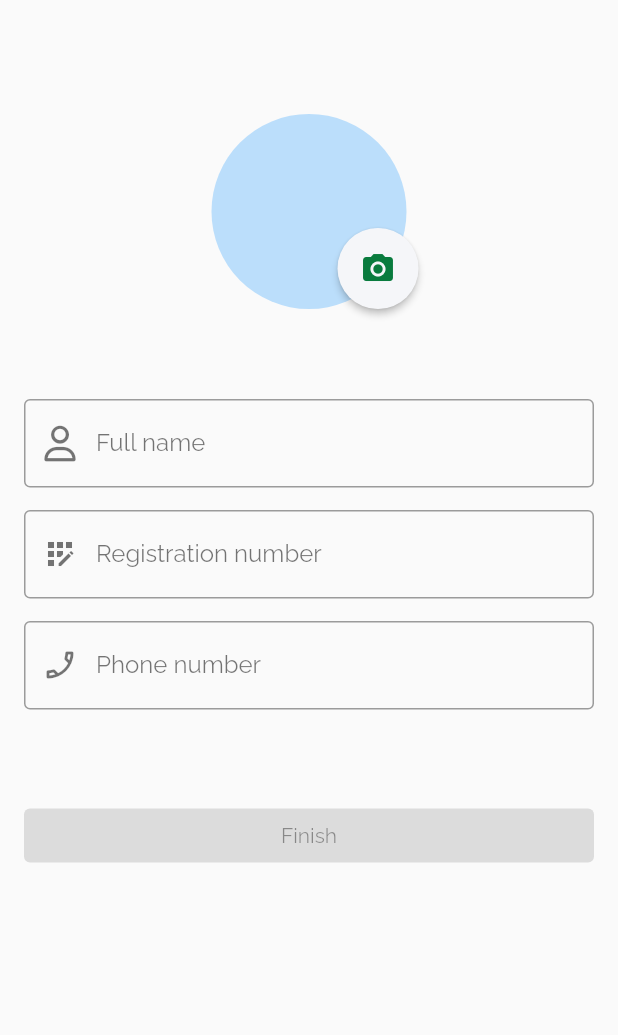
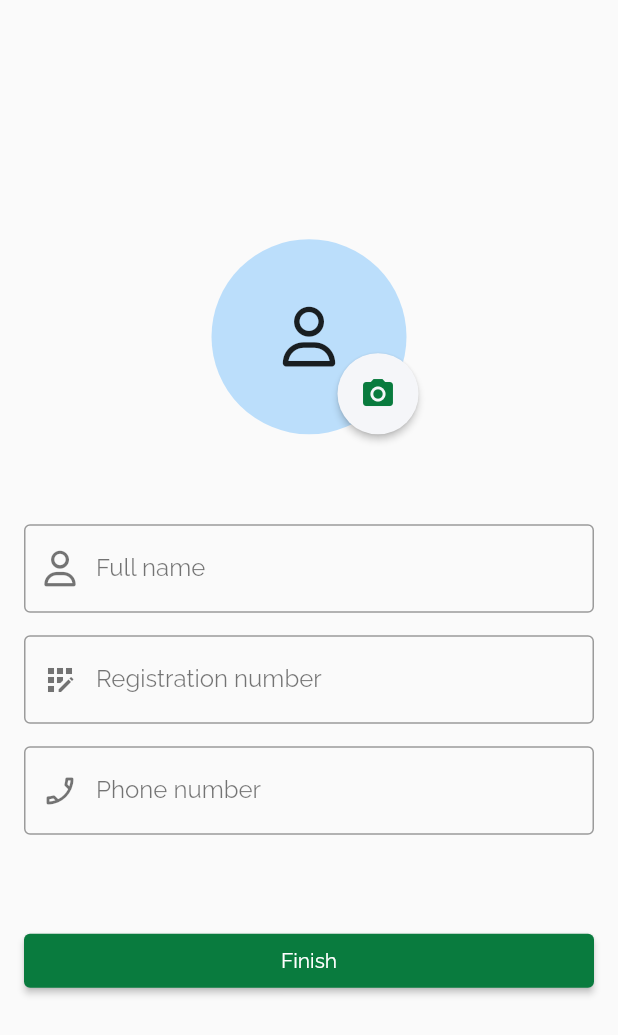
Before and after one commit to programmer-b/TUM, a Flutter app: the screen it shows after launch, on a phone screen of 412 x 824 dp. Shown: the top 1035 px of the screen. Run offline on Flutter 3.47's test engine with Material 2 defaults, Android fonts, the phone set to English and light mode, and no system bars; our stand-ins replace firebase_auth, firebase_core, firebase_database, fluttertoast, font_awesome_flutter, google_fonts and 2 more; missing offline and left inert: art_sweetalert; accounts and stored records are empty.

Commit message:
setup validator

```diff
--- a/lib/Constants/dimens.dart
+++ b/lib/Constants/dimens.dart
@@ -1,6 +1,7 @@
 part of 'package:tum/Constants/constants.dart';
 
 class Dimens {
+  static double profileIconSize = 40;
   static Widget titleBodyGap({double scale = 1.0}) {
     return SizedBox(
       height: 20 * scale,
--- a/lib/Firebase/firebase_helper.dart
+++ b/lib/Firebase/firebase_helper.dart
@@ -1 +1,6 @@
 part of 'package:tum/Firebase/firebase.dart';
+
+class FirebaseHelper {
+  Future<void> write() async {}
+  Future<void> update() async {}
+}
--- a/lib/UI/setup/setup.dart
+++ b/lib/UI/setup/setup.dart
@@ -5,9 +5,12 @@ import 'package:flutter/material.dart';
 import 'package:flutter/services.dart';
 import 'package:font_awesome_flutter/font_awesome_flutter.dart';
 import 'package:image_picker/image_picker.dart';
+import 'package:tum/Utils/utils.dart';
 import 'package:tum/tum.dart';
 
 import '../../Constants/constants.dart';
 import '../../Widgets/widgets.dart';
 
 part './setup_screen.dart';
+
+final Messenger messenger = Messenger();
--- a/lib/UI/setup/setup_screen.dart
+++ b/lib/UI/setup/setup_screen.dart
@@ -20,9 +20,7 @@ class _SetupScreenState extends State<SetupScreen> {
     showModalBottomSheet(
         context: context,
         builder: (BuildContext context) {
-          return Container(
-            margin: const EdgeInsets.only(bottom: 45),
-            child: Wrap(
+          return Wrap(
             children: [
               ListTile(
                 onTap: () => pickImage(ImageSource.gallery),
@@ -39,7 +37,6 @@ class _SetupScreenState extends State<SetupScreen> {
                 ),
               )
             ],
-            ),
           );
         });
   }
@@ -76,48 +73,76 @@ class _SetupScreenState extends State<SetupScreen> {
         }
       });
     } else {
-      _retrieveDataError = response.exception!.code;
+      messenger.showToast(response.exception!.code);
     }
   }
 
   @override
   Widget build(BuildContext context) {
+    final formKey = GlobalKey<FormState>();
     return FutureBuilder(
         future: retrieveLostData(),
         builder: (BuildContext context, AsyncSnapshot<void> snapshot) {
           return Scaffold(
-            body: SingleChildScrollView(
+            body: Center(
+              child: SingleChildScrollView(
+                child: Form(
+                  key: formKey,
                   child: Padding(
                     padding: const EdgeInsets.all(16),
                     child: Column(
                       mainAxisAlignment: MainAxisAlignment.center,
                       children: [
-                    Dimens.pushCentered(scale: 1.2),
                         ProfileAvatar(
                           image: _imageFile,
                           onPressed: () => showImagePicker(context),
                         ),
                         Dimens.titleBodyGap(scale: 3),
-                    const MyTextField(
-                      hint: 'Full name',
+                        MyTextField(
+                          validator: (val) {
+                            if (val == '') {
+                              return 'Full name cannot be blank.';
+                            }
+                            return null;
+                          },
+                          hint: 'Your full name',
                           prefixIcon: FontAwesomeIcons.user,
                           label: 'Full name',
                         ),
                         Dimens.textFieldGap(),
-                    const MyTextField(
-                      hint: 'Registration number',
+                        MyTextField(
+                          validator: (val) {
+                            if (val == '') {
+                              return 'Registration number cannot be blank.';
+                            }
+                            return null;
+                          },
+                          hint: 'Your registration number',
                           prefixIcon: Icons.app_registration,
                           label: 'Registration number',
                         ),
                         Dimens.textFieldGap(),
-                    const MyTextField(
-                      hint: 'Phone number',
+                        MyTextField(
+                          validator: (val) {
+                            if (val == '') {
+                              return 'Phone number cannot be blank.';
+                            }
+                            return null;
+                          },
+                          hint: 'Your phone number',
                           prefixIcon: Icons.phone_enabled_outlined,
                           label: 'Phone number',
                         ),
                         Dimens.textFieldButtonGap(scale: 2),
-                    const MyButton(text: 'Finish')
+                        MyButton(
+                          text: 'Finish',
+                          onPressed: () {
+                            formKey.currentState!.validate();
+                          },
+                        )
                       ],
+                    ),
+                  ),
                 ),
               ),
             ),
--- a/lib/Utils/utils.dart
+++ b/lib/Utils/utils.dart
@@ -1,5 +1,7 @@
 import 'package:flutter/material.dart';
+import 'package:fluttertoast/fluttertoast.dart';
 
 import '../Widgets/widgets.dart';
 
 part './dialogs.dart';
+part './messengers.dart';
--- a/lib/Widgets/profile_avatar.dart
+++ b/lib/Widgets/profile_avatar.dart
@@ -19,6 +19,12 @@ class ProfileAvatar extends StatelessWidget {
             CircleAvatar(
               backgroundImage:
                   image == null ? null : FileImage(File(image!.path)),
+              child: image == null
+                  ? Icon(
+                      FontAwesomeIcons.user,
+                      size: Dimens.profileIconSize,
+                    )
+                  : null,
             ),
             Positioned(
                 bottom: 0,
--- a/pubspec.yaml
+++ b/pubspec.yaml
@@ -44,6 +44,7 @@ dependencies:
   google_fonts: ^3.0.0
   image_picker: ^0.8.5+3
   photo_view: ^0.13.0
+  fluttertoast: ^8.0.9
 
 
 dev_dependencies:
```
Also changed, not shown: lib/Utils/messengers.dart (added, +24 -0 lines), pubspec.lock, 2 other files. Lines whose indentation alone changed are shown as unchanged.
